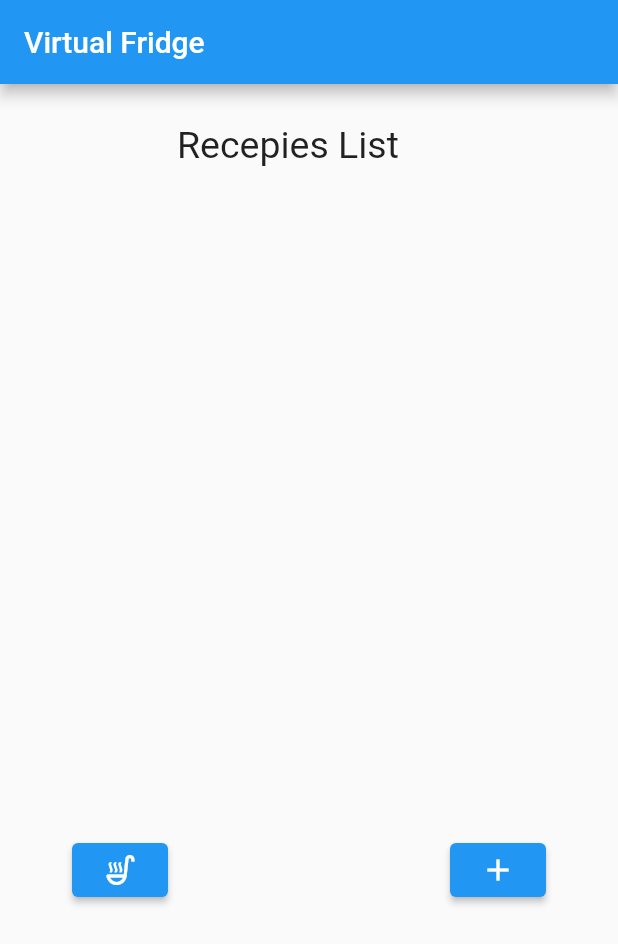
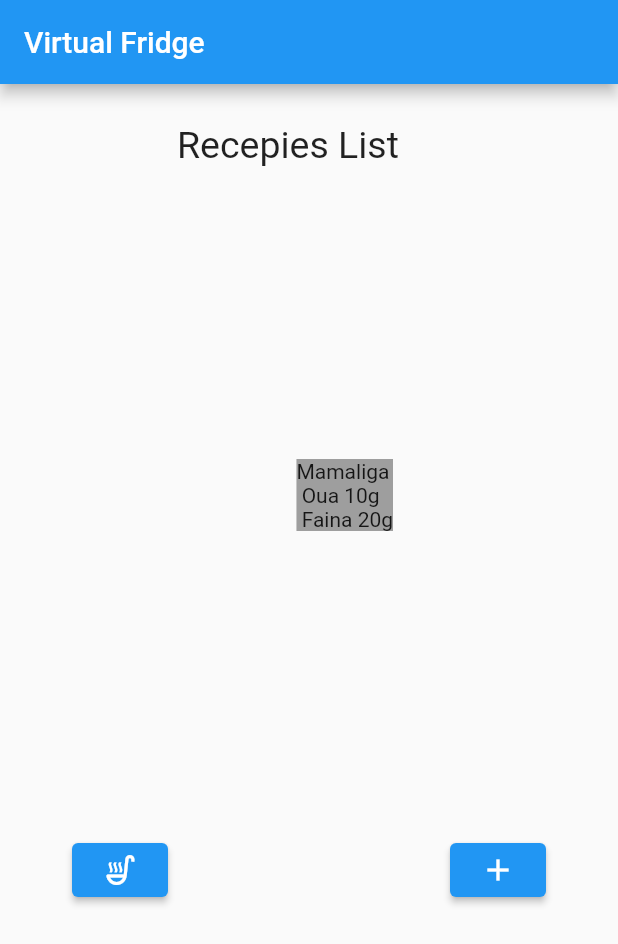
Before and after one commit to SolomonFlavius/FrigiderVirtual, a Flutter app: the screen it shows after launch, on a phone screen of 412 x 824 dp. Shown: the top 944 px of the screen. Run offline on Flutter 3.47's test engine with Material 2 defaults, Android fonts, the phone set to English and light mode, and no system bars; our stand-ins replace cloud_firestore, firebase_core; accounts and stored records are empty.

Commit message:
Update ShowRecipe.dart

```diff
--- a/lib/ShowRecipe.dart
+++ b/lib/ShowRecipe.dart
@@ -21,7 +21,6 @@ class ShowRecipes extends StatelessWidget {
   }
 }
 
-// First Page
 class _ShowRecipes extends StatelessWidget {
   @override
   Widget build(BuildContext context) {
@@ -63,6 +62,14 @@ class _ShowRecipes extends StatelessWidget {
           ),
         ),
       ),
+      Positioned(
+        top: 250,
+        right: 150,
+        child: Container(
+          color: Colors.grey,
+          child: Text("Mamaliga\n Oua 10g\n Faina 20g"),
+        ),
+      ),
     ]);
   }
 }
```
